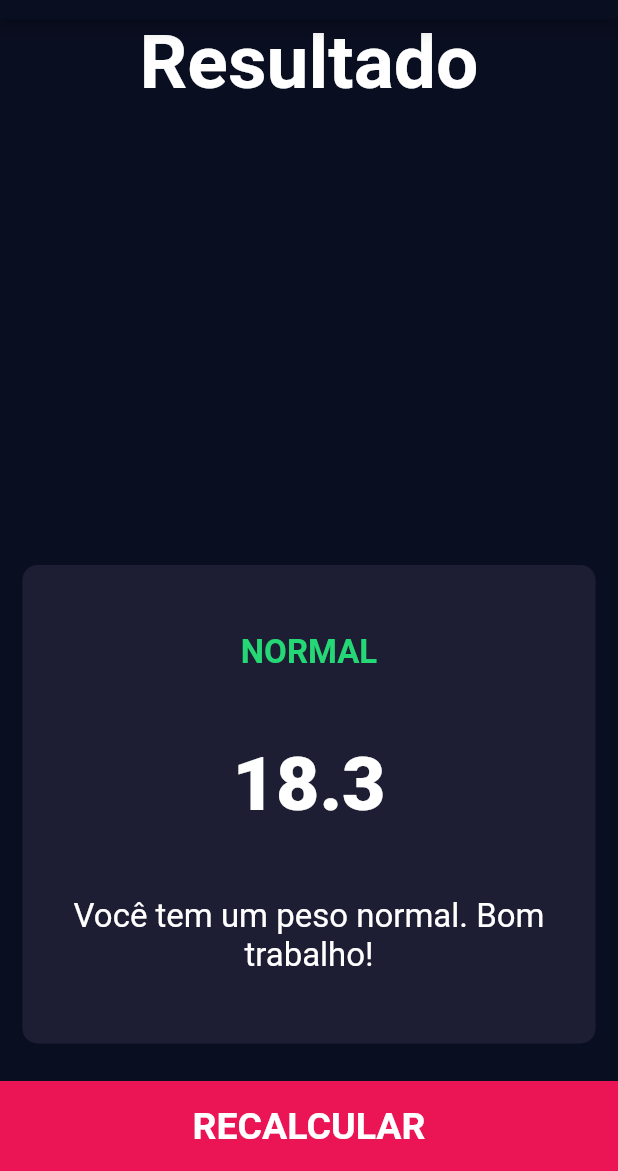
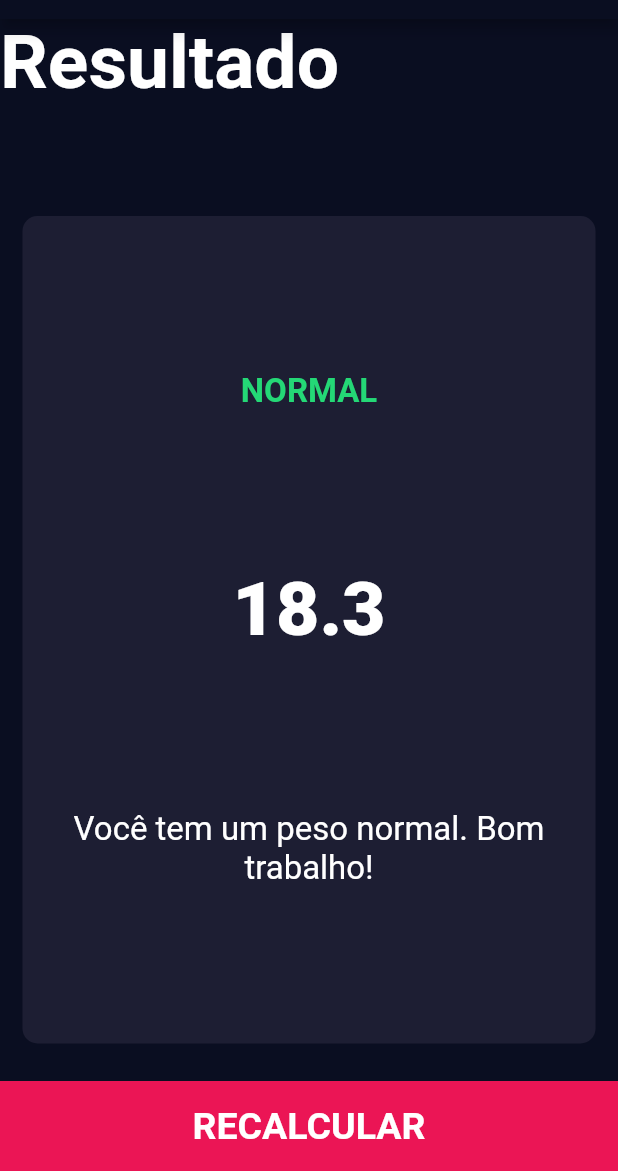
Before and after one commit to oliveiradg/imcFlutter, a Flutter app: the ResultadoPage screen opened directly, on a phone screen of 412 x 824 dp, the part 65-1236 px from its top. Run offline on Flutter 3.47's test engine with Material 2 defaults, Android fonts, the phone set to English and light mode, and no system bars; our stand-ins replace font_awesome_flutter; missing offline and left inert: dart:ffi.

Commit message:
[DIA 15] refactor: Criação tela resultados

```diff
--- a/lib/views/resultado_page.dart
+++ b/lib/views/resultado_page.dart
@@ -15,9 +15,10 @@ class ResultadoPage extends StatelessWidget {
       ),
       body: Column(
         mainAxisAlignment: MainAxisAlignment.spaceEvenly,
+        crossAxisAlignment: CrossAxisAlignment.stretch,
         children: [
           Expanded(
-            flex: 5,
+
             child: Container(
               child: const Text(
                 'Resultado',
```
